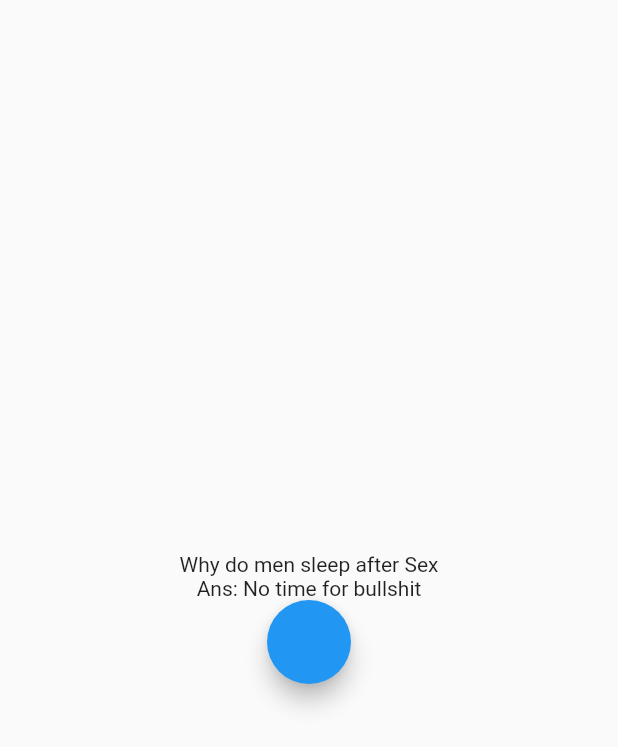
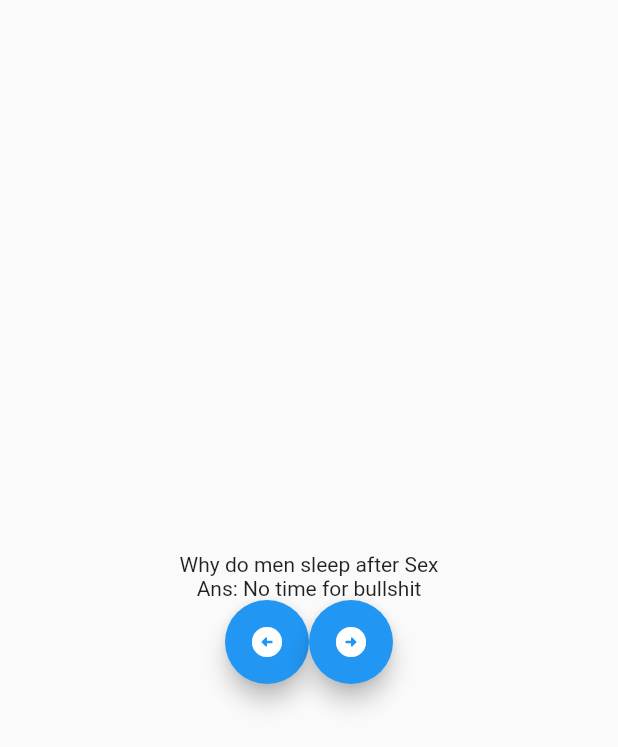
Before and after one commit to python-benedict/flutter-Jokes-App, a Flutter app: the screen it shows after launch, on a phone screen of 412 x 824 dp. Shown: the top 747 px of the screen. Run offline on Flutter 3.47's test engine with Material 2 defaults, Android fonts, the light colour scheme and no system bars.

Commit message:
added floating actionButton with Icons and stuff

```diff
--- a/lib/main.dart
+++ b/lib/main.dart
@@ -14,9 +14,16 @@ class MyApp extends StatelessWidget {
             children: <Widget>[
               Text("Why do men sleep after Sex"),
               Text("Ans: No time for bullshit"),
-              FloatingActionButton(onPressed: () {
-                Text("Click");
-              })
+              Row(
+                mainAxisAlignment: MainAxisAlignment.center,
+                children: <Widget>[
+                  FloatingActionButton(onPressed: null,
+                  child: Icon(Icons.arrow_circle_left_rounded),
+                  ),
+                  FloatingActionButton(onPressed: null,
+                  child: Icon(Icons.arrow_circle_right_rounded),
+                  ),
+              ],)
             ],
           )),
         )),
```
